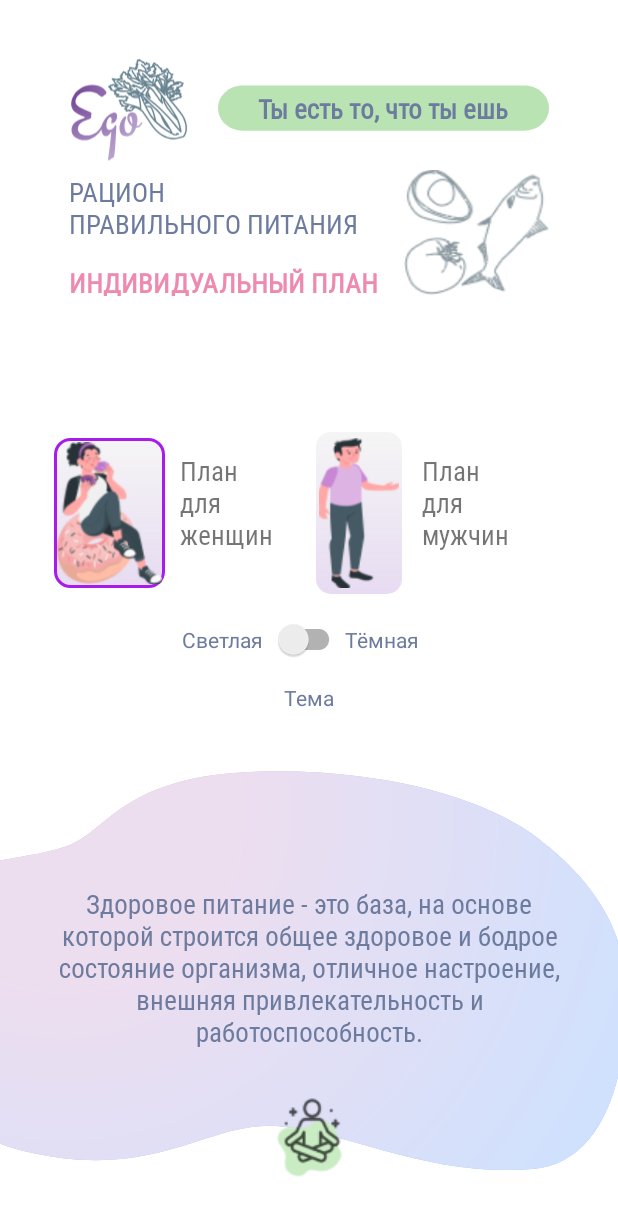
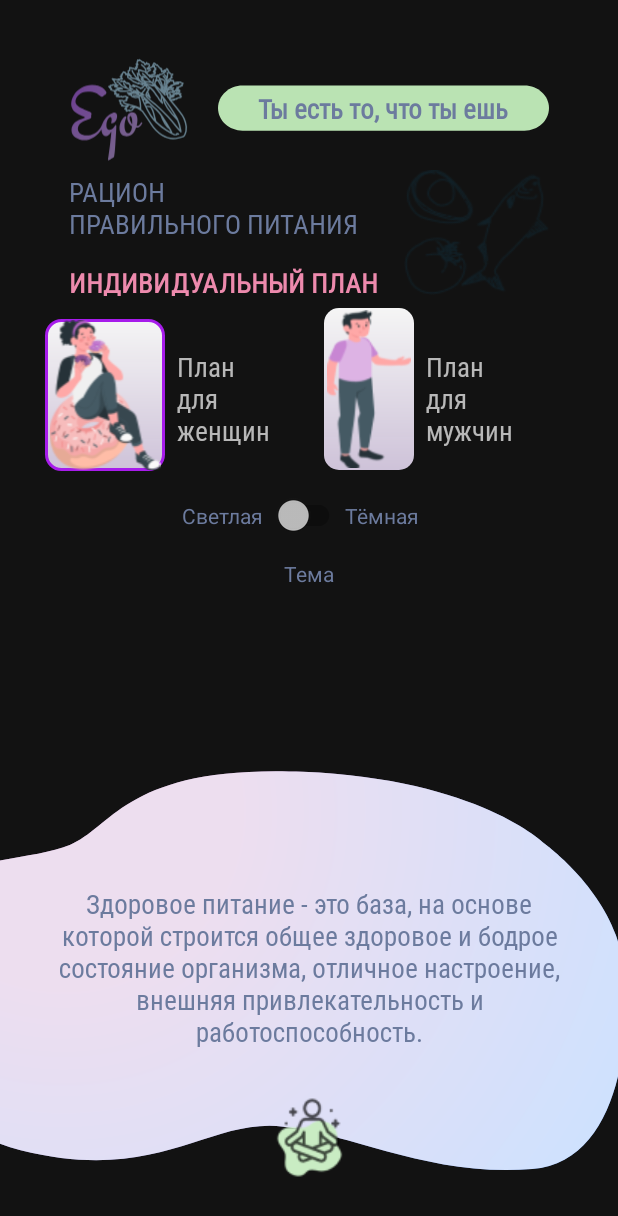
Before and after one commit to SergNif/FitHiltPart2, an Android app: the fragment Pg1MaleFemale placed in its activity, on a phone screen of 412 x 824 dp. Shown: the top 1216 px of the screen. Run offline under Robolectric (Android 15) with nearby library versions, the phone set to English and light mode, and no system bars; our stand-ins replace Dagger/Hilt's generated code; pictures from the network do not load; 7 statements that could not run were skipped.

Commit message:
finish 1309 2

```diff
--- a/app/src/main/java/com/sergnfitness/android/fit/presentation/part1/Pg1MaleFemale.kt
+++ b/app/src/main/java/com/sergnfitness/android/fit/presentation/part1/Pg1MaleFemale.kt
@@ -69,8 +69,14 @@ class Pg1MaleFemale : Fragment() {
 //        } else {
 //            setTheme(R.style.AppTheme)
 //        }
+        if (viewModel.getTheme()){
+            AppCompatDelegate.setDefaultNightMode(AppCompatDelegate.MODE_NIGHT_NO)
+        }else{
+            AppCompatDelegate.setDefaultNightMode(AppCompatDelegate.MODE_NIGHT_YES)
+        }
         binding.switchtheme.setOnCheckedChangeListener { _, isChecked ->
             if (isChecked) {
+                viewModel.saveChangeTheme(true)
                 AppCompatDelegate.setDefaultNightMode(AppCompatDelegate.MODE_NIGHT_NO)
                 binding.text1.setTextColor(ContextCompat.getColor(requireContext(), R.color.color_text_login_grey))
                 binding.text2.setTextColor(ContextCompat.getColor(requireContext(), R.color.color_text_login_grey))
@@ -78,6 +84,7 @@ class Pg1MaleFemale : Fragment() {
 
                 Log.e(taG, "AppCompatDelegate  ${AppCompatDelegate.getDefaultNightMode()}")
             } else {
+                viewModel.saveChangeTheme(false)
                 AppCompatDelegate.setDefaultNightMode(AppCompatDelegate.MODE_NIGHT_YES)
                 Log.e(taG, "AppCompatDelegate else ${AppCompatDelegate.getDefaultNightMode()}")
                 binding.text1.setTextColor(ContextCompat.getColor(requireContext(), R.color.color_text_login_grey))
--- a/app/src/main/java/com/sergnfitness/android/fit/presentation/part1/part1viewModel/Pg1MaleFemaleViewModel.kt
+++ b/app/src/main/java/com/sergnfitness/android/fit/presentation/part1/part1viewModel/Pg1MaleFemaleViewModel.kt
@@ -50,6 +50,9 @@ class Pg1MaleFemaleViewModel @Inject constructor(
     private val _woman = MutableLiveData<Boolean>()
     val live_woman: LiveData<Boolean> = _woman
 
+    private val _dayTheme = MutableLiveData<Boolean>()
+    val live_dayTheme: LiveData<Boolean> = _dayTheme
+
     private val _state = MutableLiveData<CoinListState>()
     val state: LiveData<CoinListState> = _state
 
@@ -80,6 +83,16 @@ class Pg1MaleFemaleViewModel @Inject constructor(
         val result: Boolean = saveUserSharedPreferenceUseCase.execute(params)
 //        val result: Boolean = saveUserNameUseCase.execute(param = params)
         _resultLive.value = "Save $textv = $result"
+
+    }
+
+    fun saveChangeTheme(bool:Boolean){
+        _dayTheme.value = bool
+        val result : Boolean = saveUserSharedPreferenceUseCase.saveTheme(bool)
+    }
+
+    fun getTheme():Boolean{
+        return  getUserSharedPreferenceUseCase.getTheme()
 
     }
 
--- a/app/src/main/res/layout/fragment_part3_page1_programm_rght_eat.xml
+++ b/app/src/main/res/layout/fragment_part3_page1_programm_rght_eat.xml
@@ -59,13 +59,13 @@
                 <TextView
                     android:id="@+id/house_button"
                     style="@style/fon_menu_house_up_button_part2"
-                    android:gravity="top"
+
                     android:layout_width="40dp"
                     android:layout_height="40dp"
                     android:layout_marginTop="25dp"
-                    android:layout_marginLeft="70dp"
+                    android:layout_marginStart="30dp"
                     android:clickable="true"
-                    android:onClick="@{frag::onClickHouse}"
+
 
                     />
             </LinearLayout>
--- a/app/src/main/res/layout/pg1_fragment_ma_female1.xml
+++ b/app/src/main/res/layout/pg1_fragment_ma_female1.xml
@@ -67,6 +67,7 @@
             >
 
             <LinearLayout
+                android:id="@+id/lyn"
                 android:layout_width="wrap_content"
                 android:layout_height="wrap_content"
                 android:layout_weight="3"
@@ -84,6 +85,7 @@
                     android:textSize="18sp" />
 
                 <TextView
+                    android:id="@+id/text_plan"
                     android:layout_width="wrap_content"
                     android:layout_height="wrap_content"
                     android:layout_weight="1"
@@ -110,70 +112,54 @@
 
         <TextView
             android:id="@+id/textView_boy"
-            android:layout_width="152dp"
-            android:layout_height="123dp"
+            android:layout_width="wrap_content"
+            android:layout_height="wrap_content"
             android:fontFamily="@font/roboto_condensed_regular"
-            android:paddingStart="72sp"
             android:src="@drawable/ic_wes"
             android:text="\nПлан\nдля\nмужчин"
             android:textAlignment="viewStart"
+            android:layout_marginStart="8dp"
+            android:textSize="18sp"
+            android:layout_marginTop="5dp"
+            app:layout_constraintStart_toEndOf="@id/imageView_boy"
+            app:layout_constraintTop_toTopOf="@+id/imageView_boy"
 
-            android:textSize="18sp"
-            app:layout_constraintBottom_toBottomOf="parent"
-            app:layout_constraintEnd_toEndOf="parent"
-            app:layout_constraintHorizontal_bias="0.35"
-            app:layout_constraintStart_toEndOf="@id/textView_girl"
-            app:layout_constraintTop_toTopOf="parent"
-            app:layout_constraintVertical_bias="0.4"
-            tools:layout_editor_absoluteX="268dp"
-            tools:layout_editor_absoluteY="267dp" />
+            />
 
         <TextView
             android:id="@+id/textView_girl"
             android:layout_width="wrap_content"
-            android:layout_height="123dp"
-
-            android:layout_marginLeft="110dp"
+            android:layout_height="wrap_content"
             android:fontFamily="@font/roboto_condensed_regular"
-            android:paddingStart="10dp"
             android:src="@drawable/ic_wes"
+            android:layout_marginStart="8dp"
             android:text="\nПлан\nдля\nженщин"
-
             android:textAlignment="viewStart"
-
             android:textSize="18sp"
-
-            app:layout_constraintStart_toStartOf="parent"
+            app:layout_constraintStart_toEndOf="@id/imageView_girl"
             app:layout_constraintTop_toTopOf="@+id/textView_boy" />
 
         <ImageView
             android:id="@+id/imageView_boy"
-            android:layout_width="57dp"
+            android:layout_width="60dp"
             android:layout_height="108dp"
-            android:layout_marginLeft="5dp"
+            android:layout_marginEnd="5dp"
             android:layout_marginTop="6dp"
-            android:layout_marginRight="98dp"
+            android:layout_marginStart="98dp"
             android:layout_marginBottom="5dp"
             android:src="@drawable/boy"
-            app:layout_constraintBottom_toBottomOf="@id/textView_boy"
-            app:layout_constraintEnd_toEndOf="@+id/textView_boy"
-
-            app:layout_constraintStart_toStartOf="@id/textView_boy"
-            app:layout_constraintTop_toTopOf="@id/textView_boy" />
+            app:layout_constraintStart_toStartOf="@id/textView_girl"
+            app:layout_constraintTop_toBottomOf="@id/lin_lay2" />
 
         <ImageView
             android:id="@+id/imageView_girl"
-            android:layout_width="74dp"
-            android:layout_height="100dp"
-
-
+            android:layout_width="80dp"
+            android:layout_height="wrap_content"
             android:src="@drawable/girl"
-
-            app:layout_constraintBottom_toBottomOf="@id/textView_girl"
-            app:layout_constraintEnd_toStartOf="@+id/textView_girl"
-
-
-            app:layout_constraintTop_toTopOf="@id/textView_girl" />
+            android:layout_marginStart="30dp"
+            android:layout_marginTop="7dp"
+            app:layout_constraintStart_toStartOf="parent"
+            app:layout_constraintTop_toTopOf="@id/imageView_boy" />
 
 
         <TextView
--- a/app/src/main/res/values/styles.xml
+++ b/app/src/main/res/values/styles.xml
@@ -80,8 +80,8 @@
 
 
     <style name="fon_menu_house_up_button_part2">
-        <item name="android:paddingStart">15sp</item>
-        <item name="android:paddingEnd">15sp</item>
+        <item name="android:paddingHorizontal">5dp</item>
+        <item name="android:paddingVertical">5dp</item>
         <item name="android:drawableLeft">@drawable/ic_house_1</item>
         <item name="android:layout_width">320dp</item>
         <item name="android:layout_height">34dp</item>
--- a/data/src/main/java/com/sergnfitness/data/repository/UserRepositoryImpl.kt
+++ b/data/src/main/java/com/sergnfitness/data/repository/UserRepositoryImpl.kt
@@ -219,6 +219,16 @@ class UserRepositoryImpl @Inject constructor(
         return date85?.let { formatter25.format(it) }
     }
 
+    override fun saveTheme(bool: Boolean): Boolean {
+        val result = sharedPrefsInterfaceStorage.saveTheme(bool)
+        return result
+    }
+
+    override fun getTheme(): Boolean {
+        return sharedPrefsInterfaceStorage.getTheme()
+    }
+
+
 
     override fun saveDataStartDataCalendar(startData: String, endData: String): Boolean {
         val result = sharedPrefsInterfaceStorage.saveData(startData = startData, endData = endData)
--- a/data/src/main/java/com/sergnfitness/data/storage/SharedPrefsInterfaceStorage.kt
+++ b/data/src/main/java/com/sergnfitness/data/storage/SharedPrefsInterfaceStorage.kt
@@ -19,4 +19,6 @@ interface SharedPrefsInterfaceStorage {
     fun saveDataUserClass(user: DataUserStorage):Boolean
     fun getDataUserClass(): MutableList<String>
     fun saveData(startData: String, endData: String): Boolean
+    fun saveTheme(bool: Boolean): Boolean
+    fun getTheme(): Boolean
 }
--- a/data/src/main/java/com/sergnfitness/data/storage/SharedPrefsInterfaceStorageImpl.kt
+++ b/data/src/main/java/com/sergnfitness/data/storage/SharedPrefsInterfaceStorageImpl.kt
@@ -26,6 +26,7 @@ private const val DEFAULT_FIRST_NAME = "Default first name"
 
 private const val KEY_STARTDATA = "Start Data name"
 private const val KEY_ENDDATA = "End Data name"
+private const val KEY_THEME = "Theme"
 
 
 //@Module
@@ -112,4 +113,13 @@ class SharedPrefsImplStorage @Inject constructor(context: Context) : SharedPrefs
         return true
     }
 
+    override fun saveTheme(bool: Boolean): Boolean {
+        sharedPreferences.edit().putBoolean(KEY_THEME, bool).apply()
+        return true
+    }
+
+    override fun getTheme(): Boolean {
+     return  sharedPreferences.getBoolean(KEY_THEME, false) ?: false
+    }
+
 }
--- a/domain/src/main/java/com/sergnfitness/domain/repository/UserRepository.kt
+++ b/domain/src/main/java/com/sergnfitness/domain/repository/UserRepository.kt
@@ -22,5 +22,7 @@ interface UserRepository {
     fun createExemplarClassUserUseRepos(nameOfCreateClass:String, list: MutableMap<String, String>): Any
     fun saveDataStartDataCalendar(startData: String, endData: String): Boolean
     fun converStringToData(dt: String, i: Long): String?
+    fun saveTheme(bool:Boolean):Boolean
+    fun getTheme():Boolean
 
 }
--- a/domain/src/main/java/com/sergnfitness/domain/usecase/GetUserSharedPreferenceUseCase.kt
+++ b/domain/src/main/java/com/sergnfitness/domain/usecase/GetUserSharedPreferenceUseCase.kt
@@ -12,4 +12,8 @@ class GetUserSharedPreferenceUseCase @Inject constructor(
         val user: User = userRepository.getUser()
         return user
     }
+
+    fun getTheme():Boolean{
+        return   userRepository.getTheme()
+    }
 }
--- a/domain/src/main/java/com/sergnfitness/domain/usecase/SaveUserSharedPreferenceUseCase.kt
+++ b/domain/src/main/java/com/sergnfitness/domain/usecase/SaveUserSharedPreferenceUseCase.kt
@@ -20,4 +20,9 @@ class SaveUserSharedPreferenceUseCase @Inject constructor(
         val result: Boolean = userRepository.saveDataStartDataCalendar(startData = startData, endData = endData)
         return result
     }
+
+    fun saveTheme(bool:Boolean):Boolean{
+        val result: Boolean = userRepository.saveTheme(bool)
+        return result
+    }
 }
```
Also changed, not shown: app/src/main/java/com/sergnfitness/android/fit/presentation/part3/Part3Page1ProgrammRghtEatFragment.kt (+8 -10 lines), app/src/main/res/layout/fragment_part3_page2_menu_week.xml (+3 -4 lines), app/src/main/res/layout/fragment_part3_page3_meal_regimen.xml (+3 -6 lines), app/src/main/res/layout/fragment_part3_page4_physical_activity.xml (+3 -6 lines), app/src/main/res/layout/fragment_part3_page5_principal_eat.xml (+3 -6 lines), app/src/main/res/layout/fragment_part3_page6_mistake.xml (+3 -4 lines), 1 other file.
